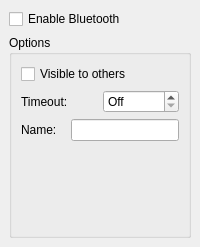
This is src/settings/btsettings/settings.ui in openmoko/qtopia as Qt 5 draws it before an edit. The edited form follows.
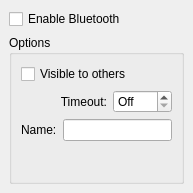
This is the edited form.

What changed in the file:
```diff
--- a/src/settings/btsettings/settings.ui
+++ b/src/settings/btsettings/settings.ui
@@ -1,6 +1,14 @@
 <ui version="4.0" >
  <class>Settings</class>
  <widget class="QWidget" name="Settings" >
+  <property name="geometry" >
+   <rect>
+    <x>0</x>
+    <y>0</y>
+    <width>191</width>
+    <height>193</height>
+   </rect>
+  </property>
   <property name="focusPolicy" >
    <enum>Qt::NoFocus</enum>
   </property>
@@ -78,15 +86,37 @@
         <property name="bottomMargin" >
          <number>0</number>
         </property>
+        <item>
+         <spacer>
+          <property name="orientation" >
+           <enum>Qt::Horizontal</enum>
+          </property>
+          <property name="sizeHint" >
+           <size>
+            <width>40</width>
+            <height>20</height>
+           </size>
+          </property>
+         </spacer>
+        </item>
         <item>
          <widget class="QLabel" name="label_2" >
           <property name="text" >
            <string>Timeout:</string>
           </property>
+          <property name="alignment" >
+           <set>Qt::AlignRight|Qt::AlignTrailing|Qt::AlignVCenter</set>
+          </property>
          </widget>
         </item>
         <item>
          <widget class="QSpinBox" name="timeoutSpinBox" >
+          <property name="sizePolicy" >
+           <sizepolicy vsizetype="Fixed" hsizetype="Expanding" >
+            <horstretch>0</horstretch>
+            <verstretch>0</verstretch>
+           </sizepolicy>
+          </property>
           <property name="specialValueText" >
            <string>Off</string>
           </property>
@@ -139,7 +169,7 @@
         <item>
          <widget class="QLineEdit" name="nameEdit" >
           <property name="sizePolicy" >
-           <sizepolicy vsizetype="Preferred" hsizetype="Preferred" >
+           <sizepolicy vsizetype="Preferred" hsizetype="Expanding" >
             <horstretch>0</horstretch>
             <verstretch>0</verstretch>
            </sizepolicy>
```
